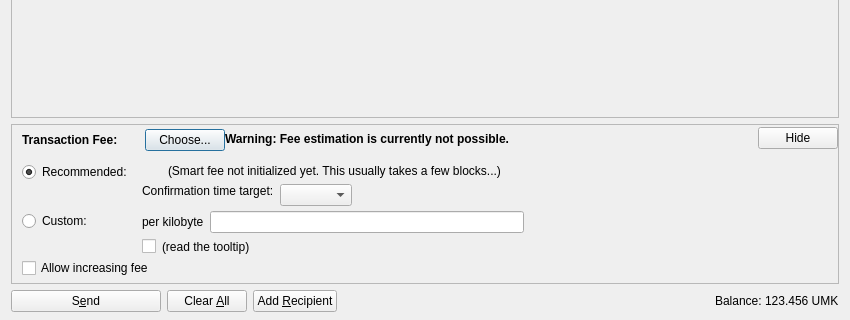
Qt form src/qt/forms/sendcoinsdialog.ui (umkoin/umkoin) before a commit; both pictures show x 0 to 850 and y 206 to 526 of the 850 by 526 pixel window.
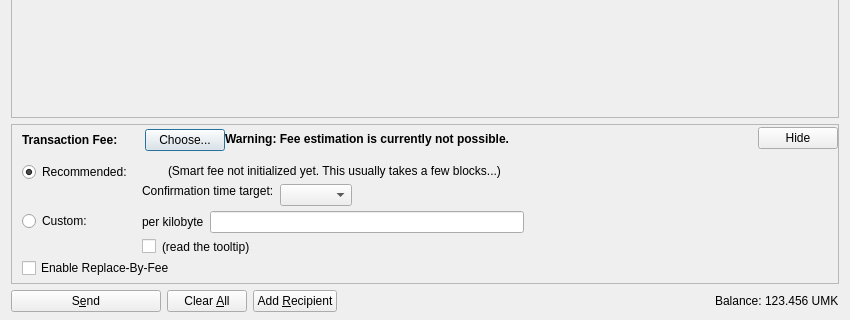
The same form after that commit. Icons and pictures are not drawn. Custom widgets are drawn as their Qt base class.

Diff of the .ui file:
```diff
--- a/src/qt/forms/sendcoinsdialog.ui
+++ b/src/qt/forms/sendcoinsdialog.ui
@@ -1108,7 +1108,7 @@
            <item>
             <widget class="QCheckBox" name="optInRBF">
              <property name="text">
-              <string>Allow increasing fee</string>
+              <string>Enable Replace-By-Fee</string>
              </property>
              <property name="toolTip">
               <string>This allows you to increase the fee later if the transaction takes a long time to confirm. This will also cause the recommended fee to be lower. ("Replace-By-Fee", BIP 125)</string>
```
Left out of the diff: 2 changed lines with no effect on the pictures.
